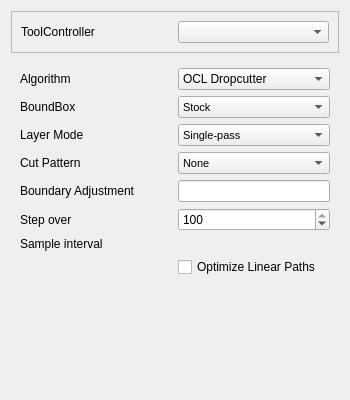
Before: the Qt Designer form src/Mod/Path/Gui/Resources/panels/PageOpWaterlineEdit.ui in berndhahnebach/All_FreeCAD, drawn with Qt 5.
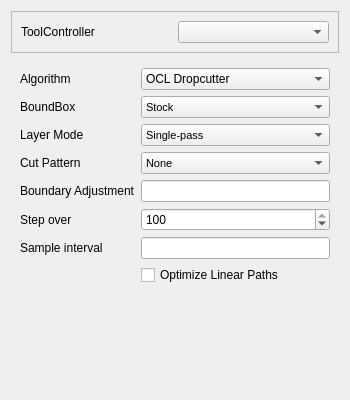
After: the same form once the commit is applied. Custom widgets are drawn as their Qt base class.

Commit message: Path: Add missing tooltips

```diff
--- a/src/Mod/Path/Gui/Resources/panels/PageOpWaterlineEdit.ui
+++ b/src/Mod/Path/Gui/Resources/panels/PageOpWaterlineEdit.ui
@@ -260,8 +260,8 @@
  <customwidgets>
   <customwidget>
    <class>Gui::InputField</class>
-   <extends>QWidget</extends>
-   <header>gui::inputfield.h</header>
+   <extends>QLineEdit</extends>
+   <header>Gui/InputField.h</header>
   </customwidget>
  </customwidgets>
  <resources/>
```
Left out of the diff: 21 changed lines with no effect on the pictures.
